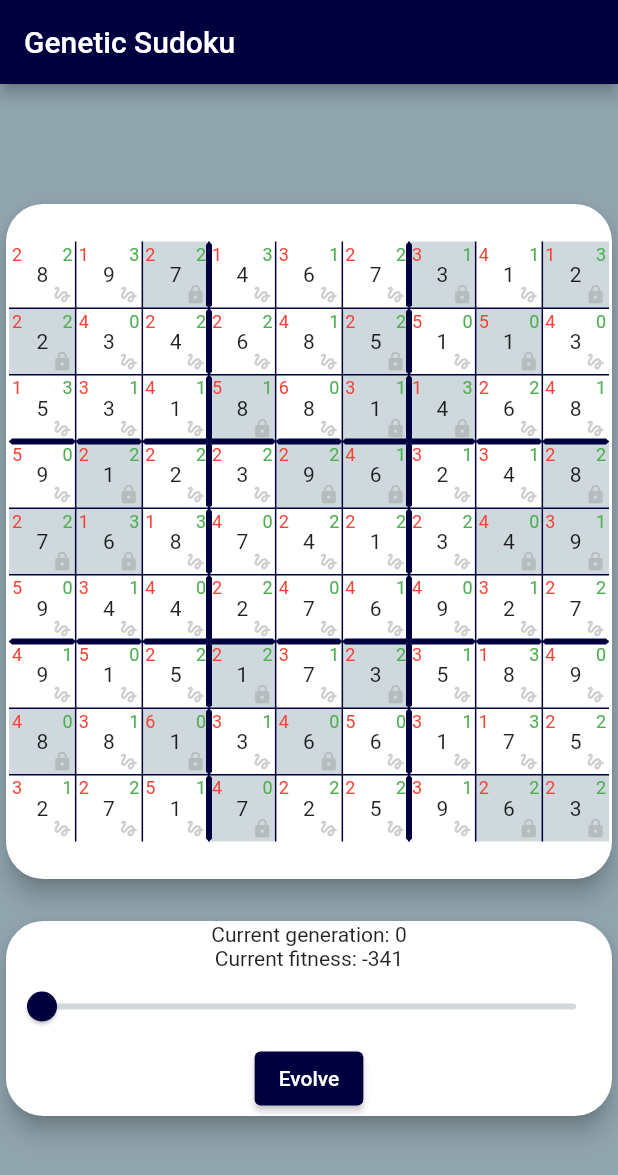
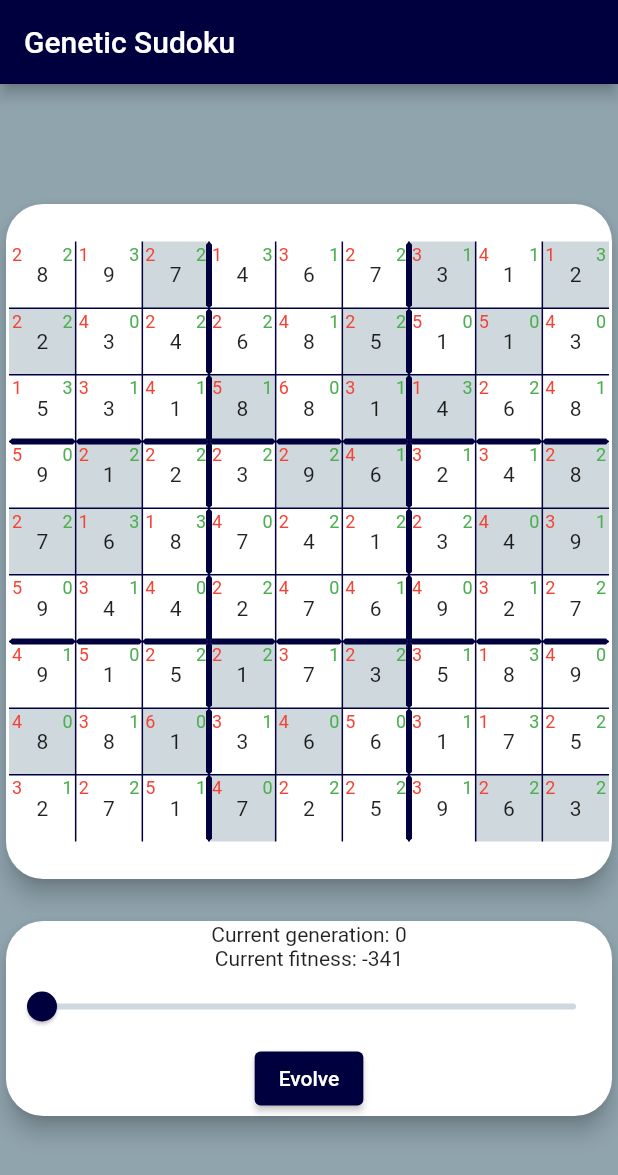
Before and after one commit to h80r-uft/IA-genetic-sudoku, a Flutter app: the screen it shows after launch, on a phone screen of 412 x 824 dp. Shown: the top 1175 px of the screen. Run offline on Flutter 3.47's test engine with Material 2 defaults, Android fonts, the phone set to English and light mode, and no system bars.

Commit message:
Remove lock and gesture icons

```diff
--- a/lib/widgets/cell_widget.dart
+++ b/lib/widgets/cell_widget.dart
@@ -43,15 +43,6 @@ class CellWidget extends StatelessWidget {
               ),
             ),
           ),
-          Positioned(
-            bottom: 0,
-            right: 0,
-            child: Icon(
-              cell.isFixed ? Icons.lock : Icons.gesture_outlined,
-              size: 14,
-              color: Colors.grey.withOpacity(0.5),
-            ),
-          ),
         ],
       ),
     );
```
